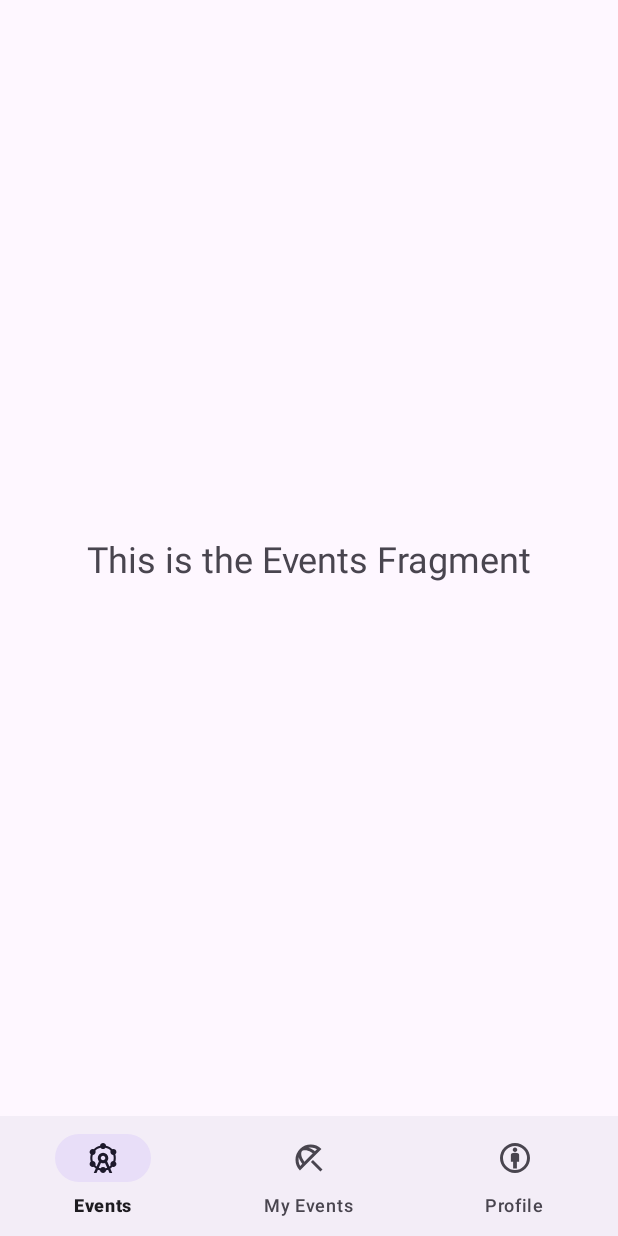
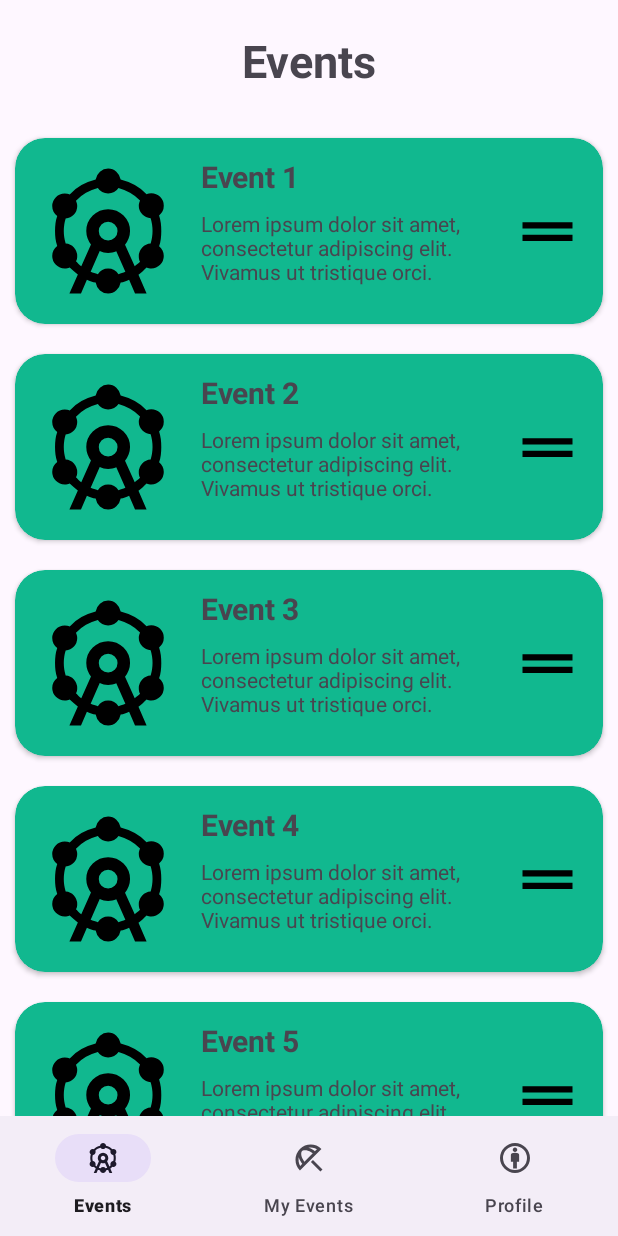
Before and after one commit to CMPUT301F25-kraken/krakenhax, an Android app: the EventsFragment screen opened through its navigation route, on a phone screen of 412 x 824 dp. Run offline under Robolectric (Android 15) with nearby library versions, the light colour scheme and no system bars; our stand-ins replace navigation-ui.

Commit message:
feat: Implement event list with RecyclerView
Adds a RecyclerView to the Events fragment to display a list of events.
This includes:
- Adding RecyclerView and CardView dependencies.
- Creating a layout for RecyclerView list items using CardView.
- Implementing a RecyclerView adapter to manage the event data.
- Populating the list with sample event data.

```diff
--- a/Code/app/build.gradle.kts
+++ b/Code/app/build.gradle.kts
@@ -37,6 +37,8 @@ dependencies {
     implementation(libs.material)
     implementation(libs.activity)
     implementation(libs.constraintlayout)
+    implementation(libs.recyclerview)
+    implementation(libs.cardview)
     testImplementation(libs.junit)
     androidTestImplementation(libs.ext.junit)
     androidTestImplementation(libs.espresso.core)
--- a/Code/app/src/main/java/com/kraken/krakenhax/EventsFragment.java
+++ b/Code/app/src/main/java/com/kraken/krakenhax/EventsFragment.java
@@ -5,7 +5,13 @@ import android.view.LayoutInflater;
 import android.view.View;
 import android.view.ViewGroup;
 
+import androidx.annotation.NonNull;
+import androidx.annotation.Nullable;
 import androidx.fragment.app.Fragment;
+import androidx.recyclerview.widget.LinearLayoutManager;
+import androidx.recyclerview.widget.RecyclerView;
+
+import java.util.ArrayList;
 
 /**
  * A simple {@link Fragment} subclass.
@@ -55,10 +61,32 @@ public class EventsFragment extends Fragment {
     }
 
     @Override
-    public View onCreateView(LayoutInflater inflater, ViewGroup container,
-                             Bundle savedInstanceState) {
+    public View onCreateView(LayoutInflater inflater, ViewGroup container, Bundle savedInstanceState) {
         // Inflate the layout for this fragment
         return inflater.inflate(R.layout.fragment_events, container, false);
     }
 
+    @Override
+    public void onViewCreated(@NonNull View view, @Nullable Bundle savedInstanceState) {
+        super.onViewCreated(view, savedInstanceState);
+
+        // Set up recycler view
+        RecyclerView recycler_view_event_list = view.findViewById(R.id.recycler_view_events_list);
+        MyRecyclerViewAdapter adapter = new MyRecyclerViewAdapter(new ArrayList<>());
+        recycler_view_event_list.setAdapter(adapter);
+        recycler_view_event_list.setLayoutManager(new LinearLayoutManager(requireContext()));
+
+        ArrayList<String> demo_list = new ArrayList<>();
+        demo_list.add("Event 1");
+        demo_list.add("Event 2");
+        demo_list.add("Event 3");
+        demo_list.add("Event 4");
+        demo_list.add("Event 5");
+        demo_list.add("Event 6");
+        demo_list.add("Event 7");
+        demo_list.add("Event 8");
+
+        adapter.updateData(demo_list);
+    }
+
 }
--- a/Code/app/src/main/java/com/kraken/krakenhax/MainActivity.java
+++ b/Code/app/src/main/java/com/kraken/krakenhax/MainActivity.java
@@ -23,6 +23,7 @@ public class MainActivity extends AppCompatActivity {
 
         // Set up the navigation bar
         NavHostFragment navHostFragment = (NavHostFragment) getSupportFragmentManager().findFragmentById(R.id.nav_host_fragment_container);
+        assert navHostFragment != null;
         NavController navController = navHostFragment.getNavController();
         BottomNavigationView bottom_navigation_bar = findViewById(R.id.bottom_navigation_bar);
         NavigationUI.setupWithNavController(bottom_navigation_bar, navController);
--- /dev/null
+++ b/Code/app/src/main/java/com/kraken/krakenhax/MyRecyclerViewAdapter.java
@@ -0,0 +1,59 @@
+package com.kraken.krakenhax;
+
+import android.view.LayoutInflater;
+import android.view.View;
+import android.view.ViewGroup;
+import android.widget.TextView;
+
+import androidx.annotation.NonNull;
+import androidx.recyclerview.widget.RecyclerView;
+
+import java.util.ArrayList;
+
+/**
+ * Creates an adapter for the RecyclerView, allows us to connect our RecyclerView to an array containing the data we want to display.
+ */
+public class MyRecyclerViewAdapter extends RecyclerView.Adapter<MyRecyclerViewAdapter.MyViewHolder> {
+
+    private final ArrayList<String> data;
+
+    public MyRecyclerViewAdapter(ArrayList<String> data) {
+        this.data = data;
+    }
+
+    @NonNull
+    @Override
+    public MyRecyclerViewAdapter.MyViewHolder onCreateViewHolder(@NonNull ViewGroup parent, int viewType) {
+        View view = LayoutInflater.from(parent.getContext()).inflate(R.layout.recycler_view_row, parent, false);
+        return new MyRecyclerViewAdapter.MyViewHolder(view);
+    }
+
+    @Override
+    public void onBindViewHolder(@NonNull MyRecyclerViewAdapter.MyViewHolder holder, int position) {
+        holder.tvLogEntry.setText(data.get(position));
+    }
+
+    @Override
+    public int getItemCount() {
+        return data.size();
+    }
+
+    public void updateData(ArrayList<String> newData) {
+        this.data.clear();
+        this.data.addAll(newData);
+        notifyDataSetChanged();
+    }
+
+    /**
+     * Holds an TextView item for an individual row of the RecyclerView.
+     */
+    public static class MyViewHolder extends RecyclerView.ViewHolder {
+        final TextView tvLogEntry;
+
+        public MyViewHolder(@NonNull View itemView) {
+            super(itemView);
+
+            tvLogEntry = itemView.findViewById(R.id.tv_event_title);
+        }
+    }
+}
--- /dev/null
+++ b/Code/app/src/main/res/drawable/outline_drag_handle_100.xml
@@ -0,0 +1,12 @@
+<vector xmlns:android="http://schemas.android.com/apk/res/android"
+    android:width="100dp"
+    android:height="100dp"
+    android:tint="#000000"
+    android:viewportWidth="960"
+    android:viewportHeight="960">
+
+    <path
+        android:fillColor="@android:color/white"
+        android:pathData="M160,600L160,520L800,520L800,600L160,600ZM160,440L160,360L800,360L800,440L160,440Z" />
+
+</vector>
--- a/Code/app/src/main/res/layout/fragment_events.xml
+++ b/Code/app/src/main/res/layout/fragment_events.xml
@@ -12,12 +12,30 @@
         android:id="@+id/tv_events"
         android:layout_width="wrap_content"
         android:layout_height="wrap_content"
-        android:text="This is the Events Fragment"
+        android:paddingVertical="20dp"
+        android:text="@string/events_page_title"
         android:textAlignment="center"
-        android:textSize="24sp"
-        app:layout_constraintBottom_toBottomOf="parent"
+        android:textSize="30sp"
+        android:textStyle="bold"
         app:layout_constraintEnd_toEndOf="parent"
         app:layout_constraintStart_toStartOf="parent"
         app:layout_constraintTop_toTopOf="parent" />
 
+    <LinearLayout
+        android:id="@+id/linear_layout_events_list"
+        android:layout_width="0dp"
+        android:layout_height="0dp"
+        android:layout_marginTop="1dp"
+        android:orientation="vertical"
+        app:layout_constraintBottom_toBottomOf="parent"
+        app:layout_constraintEnd_toEndOf="parent"
+        app:layout_constraintStart_toStartOf="parent"
+        app:layout_constraintTop_toBottomOf="@+id/tv_events">
+
+        <androidx.recyclerview.widget.RecyclerView
+            android:id="@+id/recycler_view_events_list"
+            android:layout_width="match_parent"
+            android:layout_height="match_parent" />
+    </LinearLayout>
+
 </androidx.constraintlayout.widget.ConstraintLayout>
--- /dev/null
+++ b/Code/app/src/main/res/layout/recycler_view_row.xml
@@ -0,0 +1,72 @@
+<?xml version="1.0" encoding="utf-8"?>
+<androidx.constraintlayout.widget.ConstraintLayout xmlns:android="http://schemas.android.com/apk/res/android"
+    xmlns:app="http://schemas.android.com/apk/res-auto"
+    android:layout_width="match_parent"
+    android:layout_height="wrap_content">
+
+    <androidx.cardview.widget.CardView
+        android:id="@+id/event_list_item_card_view"
+        android:layout_width="match_parent"
+        android:layout_height="wrap_content"
+        android:layout_marginHorizontal="10dp"
+        android:layout_marginVertical="10dp"
+        app:cardBackgroundColor="#11B88F"
+        app:cardCornerRadius="20dp"
+        app:contentPadding="12dp"
+        app:layout_constraintBottom_toBottomOf="parent"
+        app:layout_constraintEnd_toEndOf="parent"
+        app:layout_constraintStart_toStartOf="parent"
+        app:layout_constraintTop_toTopOf="parent">
+
+        <androidx.constraintlayout.widget.ConstraintLayout
+            android:id="@+id/event_list_item_constraint_layout"
+            android:layout_width="match_parent"
+            android:layout_height="match_parent">
+
+            <ImageView
+                android:id="@+id/event_icon"
+                android:layout_width="wrap_content"
+                android:layout_height="wrap_content"
+                android:contentDescription="event_icon"
+                app:layout_constraintBottom_toBottomOf="parent"
+                app:layout_constraintStart_toStartOf="parent"
+                app:layout_constraintTop_toTopOf="parent"
+                app:srcCompat="@drawable/outline_attractions_100" />
+
+            <TextView
+                android:id="@+id/tv_event_title"
+                android:layout_width="wrap_content"
+                android:layout_height="wrap_content"
+                android:layout_marginStart="12dp"
+                android:text="Example Event"
+                android:textAlignment="center"
+                android:textSize="20sp"
+                android:textStyle="bold"
+                app:layout_constraintStart_toEndOf="@+id/event_icon"
+                app:layout_constraintTop_toTopOf="parent" />
+
+            <TextView
+                android:id="@+id/tv_description"
+                android:layout_width="0dp"
+                android:layout_height="wrap_content"
+                android:layout_marginStart="12dp"
+                android:layout_marginTop="8dp"
+                android:text="Lorem ipsum dolor sit amet, consectetur adipiscing elit. Vivamus ut tristique orci."
+                app:layout_constraintEnd_toStartOf="@+id/imageView3"
+                app:layout_constraintStart_toEndOf="@+id/event_icon"
+                app:layout_constraintTop_toBottomOf="@+id/tv_event_title" />
+
+            <ImageView
+                android:id="@+id/imageView3"
+                android:layout_width="50dp"
+                android:layout_height="50dp"
+                android:contentDescription="options"
+                app:layout_constraintBottom_toBottomOf="parent"
+                app:layout_constraintEnd_toEndOf="parent"
+                app:layout_constraintTop_toTopOf="parent"
+                app:srcCompat="@drawable/outline_drag_handle_100" />
+        </androidx.constraintlayout.widget.ConstraintLayout>
+
+    </androidx.cardview.widget.CardView>
+
+</androidx.constraintlayout.widget.ConstraintLayout>
--- a/Code/app/src/main/res/values/strings.xml
+++ b/Code/app/src/main/res/values/strings.xml
@@ -3,4 +3,5 @@
     <string name="events">Events</string>
     <string name="my_events">My Events</string>
     <string name="profile">Profile</string>
+    <string name="events_page_title">Events</string>
 </resources>
--- a/Code/gradle/libs.versions.toml
+++ b/Code/gradle/libs.versions.toml
@@ -8,7 +8,9 @@ appcompat = "1.7.1"
 material = "1.13.0"
 activity = "1.11.0"
 constraintlayout = "2.2.1"
-navigation = "2.9.5" # Use the latest stable version
+navigation = "2.9.5"
+recyclerview = "1.4.0"
+cardview = "1.0.0" # Use the latest stable version
 
 [libraries]
 firebase-bom = { module = "com.google.firebase:firebase-bom", version.ref = "firebaseBom" }
@@ -21,6 +23,8 @@ activity = { group = "androidx.activity", name = "activity", version.ref = "acti
 constraintlayout = { group = "androidx.constraintlayout", name = "constraintlayout", version.ref = "constraintlayout" }
 navigation-fragment = { group = "androidx.navigation", name = "navigation-fragment-ktx", version.ref = "navigation" }
 navigation-ui = { group = "androidx.navigation", name = "navigation-ui-ktx", version.ref = "navigation" }
+recyclerview = { group = "androidx.recyclerview", name = "recyclerview", version.ref = "recyclerview" }
+cardview = { group = "androidx.cardview", name = "cardview", version.ref = "cardview" }
 
 [plugins]
 android-application = { id = "com.android.application", version.ref = "agp" }
```
